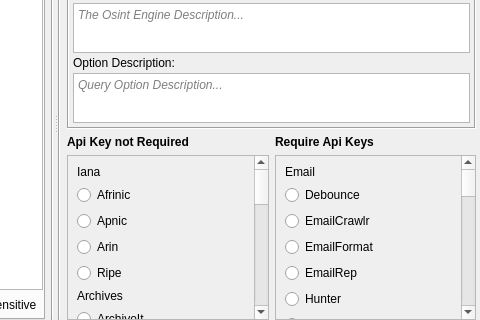
Before: the Qt Designer form gui/src/engines/raw/Raw.ui in 3nock/OTE, drawn with Qt 5; both pictures show x 454 to 934 and y 158 to 478 of the 934 by 478 pixel window.
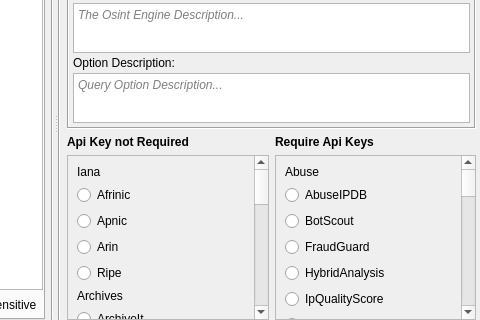
After: the same form once the commit is applied.

Commit message: refactoring mal osint modules...

Diff of the .ui file:
```diff
--- a/gui/src/engines/raw/Raw.ui
+++ b/gui/src/engines/raw/Raw.ui
@@ -923,12 +923,61 @@
                 <property name="geometry">
                  <rect>
                   <x>0</x>
-                  <y>-198</y>
+                  <y>-38</y>
                   <width>169</width>
-                  <height>1265</height>
+                  <height>1422</height>
                  </rect>
                 </property>
                 <layout class="QVBoxLayout" name="verticalLayout_6">
+                 <item>
+                  <widget class="QLabel" name="label_16">
+                   <property name="text">
+                    <string>Abuse</string>
+                   </property>
+                  </widget>
+                 </item>
+                 <item>
+                  <widget class="QRadioButton" name="moduleAbuseIPDB">
+                   <property name="text">
+                    <string>AbuseIPDB</string>
+                   </property>
+                  </widget>
+                 </item>
+                 <item>
+                  <widget class="QRadioButton" name="moduleBotScout">
+                   <property name="text">
+                    <string>BotScout</string>
+                   </property>
+                  </widget>
+                 </item>
+                 <item>
+                  <widget class="QRadioButton" name="moduleFraudGuard">
+                   <property name="text">
+                    <string>FraudGuard</string>
+                   </property>
+                  </widget>
+                 </item>
+                 <item>
+                  <widget class="QRadioButton" name="moduleHybridAnalysis">
+                   <property name="text">
+                    <string>HybridAnalysis</string>
+                   </property>
+                  </widget>
+                 </item>
+                 <item>
+                  <widget class="QRadioButton" name="moduleIpQualityScore">
+                   <property name="text">
+                    <string>IpQualityScore</string>
+                   </property>
+                  </widget>
+                 </item>
+                 <item>
+                  <widget class="QRadioButton" name="moduleLeakLookup">
+                   <property name="text">
+                    <string>Leak-Lookup</string>
+                   </property>
+                  </widget>
+                 </item>
                  <item>
                   <widget class="QLabel" name="label_14">
                    <property name="text">
```
The commit also changes 25 other files.
